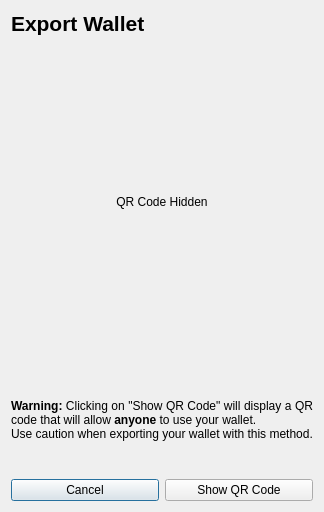
Qt form src/qt/forms/exportwalletdialog.ui (meritlabs/merit) before a commit.
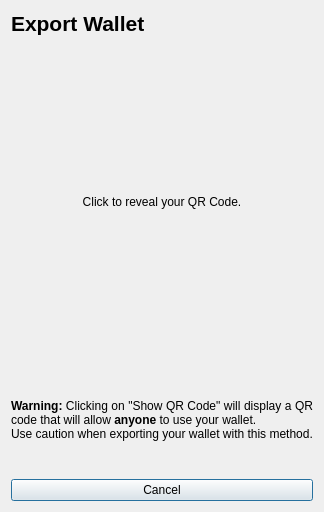
The same form after that commit. Custom widgets are drawn as their Qt base class.

Commit message: click qr widget to showor hide instead of using a button

```diff
--- a/src/qt/forms/exportwalletdialog.ui
+++ b/src/qt/forms/exportwalletdialog.ui
@@ -58,7 +58,7 @@
       <string>QR Code</string>
      </property>
      <property name="text">
-      <string>QR Code Hidden</string>
+      <string>Click to reveal your QR Code.</string>
      </property>
      <property name="textFormat">
       <enum>Qt::PlainText</enum>
@@ -96,13 +96,6 @@
        </property>
       </widget>
      </item>
-     <item>
-      <widget class="QPushButton" name="pushButtonShow">
-       <property name="text">
-        <string>Show QR Code</string>
-       </property>
-      </widget>
-     </item>
     </layout>
    </item>
   </layout>
```
The commit also changes 4 other files.
